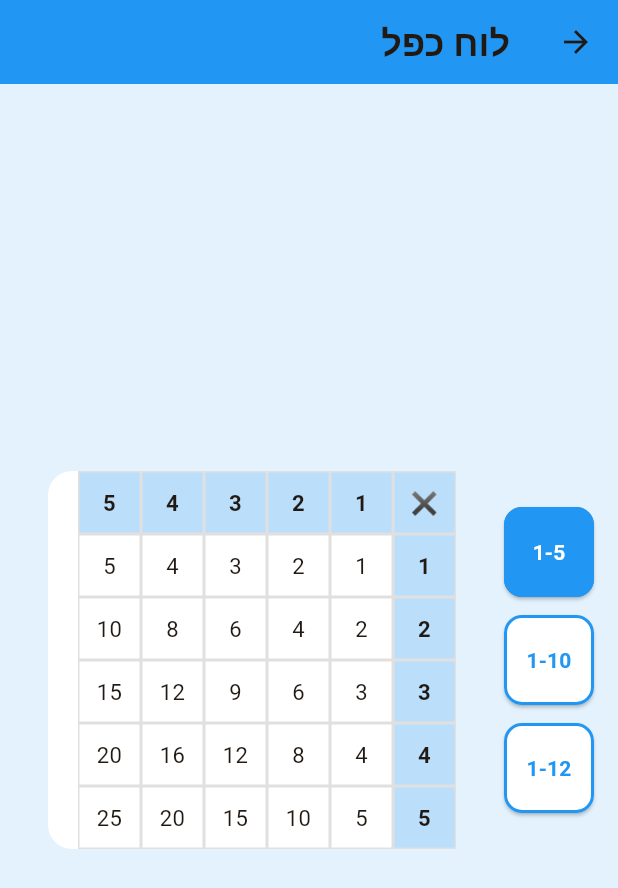
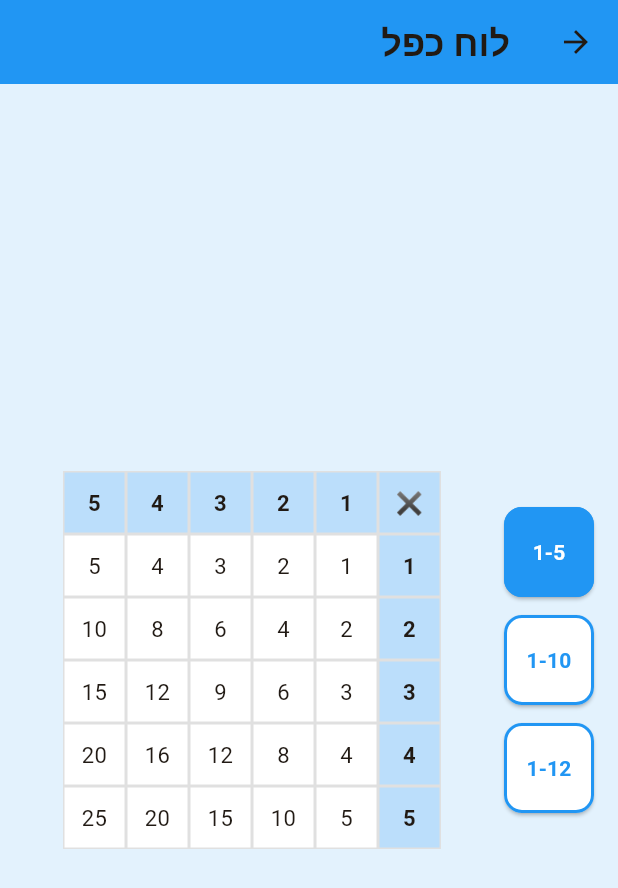
Before and after one commit to cohenra/learning-games, a Flutter app: the MultiplicationTableScreen screen opened directly, on a phone screen of 412 x 824 dp. Shown: the top 888 px of the screen. Run offline on Flutter 3.47's test engine with Material 3 defaults, Android fonts, the phone set to English and light mode, and no system bars; our stand-ins replace audioplayers, flutter_tts, shared_preferences; accounts and stored records are empty; Roboto replaces fonts that are missing (Rubik).

Commit message:
Fix: מרכוז הטבלה והסרת רקע לבן

```diff
--- a/lib/modules_advanced/math/multiplication/multiplication_table_screen.dart
+++ b/lib/modules_advanced/math/multiplication/multiplication_table_screen.dart
@@ -117,17 +117,12 @@ class _MultiplicationTableScreenState extends State<MultiplicationTableScreen> {
     // Adjust font size based on cell size
     double fontSize = (cellSize * 0.35).clamp(10.0, 16.0);
 
-    return Container(
-      margin: const EdgeInsets.all(16),
-      decoration: BoxDecoration(
-        color: Colors.white,
-        borderRadius: BorderRadius.circular(16),
-      ),
-      child: Column(
+    return Column(
       mainAxisSize: MainAxisSize.min,
       children: [
         // Header row
         Row(
+          mainAxisSize: MainAxisSize.min,
           children: [
             _buildCell('✖️', cellSize, fontSize, isHeader: true),
             for (int col = 1; col <= _maxNumber; col++)
@@ -137,6 +132,7 @@ class _MultiplicationTableScreenState extends State<MultiplicationTableScreen> {
         // Data rows
         for (int row = 1; row <= _maxNumber; row++)
           Row(
+            mainAxisSize: MainAxisSize.min,
             children: [
               _buildCell('$row', cellSize, fontSize, isHeader: true),
               for (int col = 1; col <= _maxNumber; col++)
@@ -144,7 +140,6 @@ class _MultiplicationTableScreenState extends State<MultiplicationTableScreen> {
             ],
           ),
       ],
-      ),
     );
   }
 
```
Lines whose indentation alone changed are shown as unchanged.
